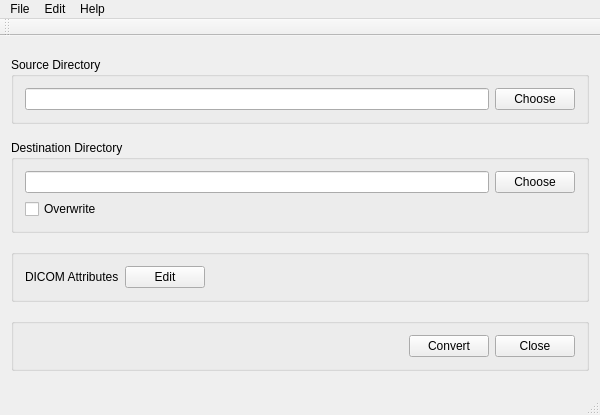
TimAllman/ConvertToDicom-Qt, file ConvertToDicom/mainwindow.ui: the form before one commit.
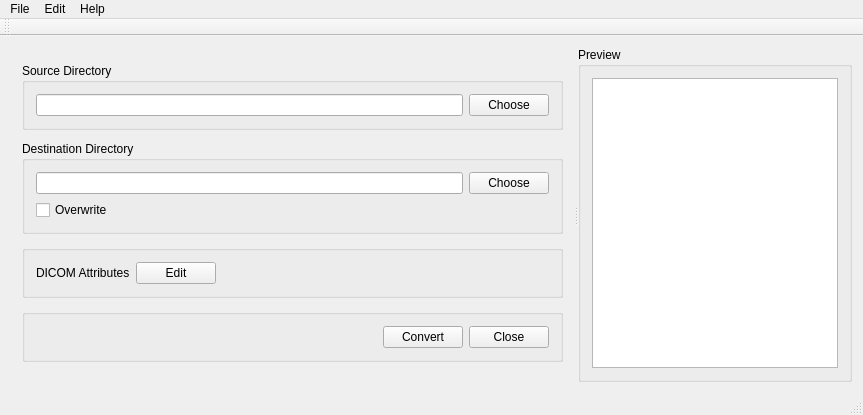
The form after the commit.

The edit to the form file:
```diff
--- a/ConvertToDicom/mainwindow.ui
+++ b/ConvertToDicom/mainwindow.ui
@@ -6,7 +6,7 @@
    <rect>
     <x>0</x>
     <y>0</y>
-    <width>600</width>
+    <width>863</width>
     <height>415</height>
    </rect>
   </property>
@@ -26,10 +26,14 @@
      <verstretch>0</verstretch>
     </sizepolicy>
    </property>
+   <layout class="QHBoxLayout" name="horizontalLayout_8">
+    <item>
+     <widget class="QSplitter" name="splitter">
+      <property name="orientation">
+       <enum>Qt::Horizontal</enum>
+      </property>
+      <widget class="QWidget" name="">
    <layout class="QVBoxLayout" name="verticalLayout_4">
-    <property name="sizeConstraint">
-     <enum>QLayout::SetMinimumSize</enum>
-    </property>
     <item>
      <layout class="QHBoxLayout" name="horizontalLayout_3">
       <item>
@@ -220,12 +224,42 @@
     </item>
    </layout>
   </widget>
+      <widget class="QGroupBox" name="previewGroupBox">
+       <property name="sizePolicy">
+        <sizepolicy hsizetype="MinimumExpanding" vsizetype="Preferred">
+         <horstretch>0</horstretch>
+         <verstretch>0</verstretch>
+        </sizepolicy>
+       </property>
+       <property name="minimumSize">
+        <size>
+         <width>200</width>
+         <height>0</height>
+        </size>
+       </property>
+       <property name="title">
+        <string>Preview</string>
+       </property>
+       <layout class="QVBoxLayout" name="verticalLayout_5">
+        <item>
+         <widget class="QTextEdit" name="previewTextEdit">
+          <property name="readOnly">
+           <bool>true</bool>
+          </property>
+         </widget>
+        </item>
+       </layout>
+      </widget>
+     </widget>
+    </item>
+   </layout>
+  </widget>
   <widget class="QMenuBar" name="menuBar">
    <property name="geometry">
     <rect>
      <x>0</x>
      <y>0</y>
-     <width>600</width>
+     <width>863</width>
      <height>22</height>
     </rect>
    </property>
```
Lines whose indentation alone changed are shown as unchanged.
